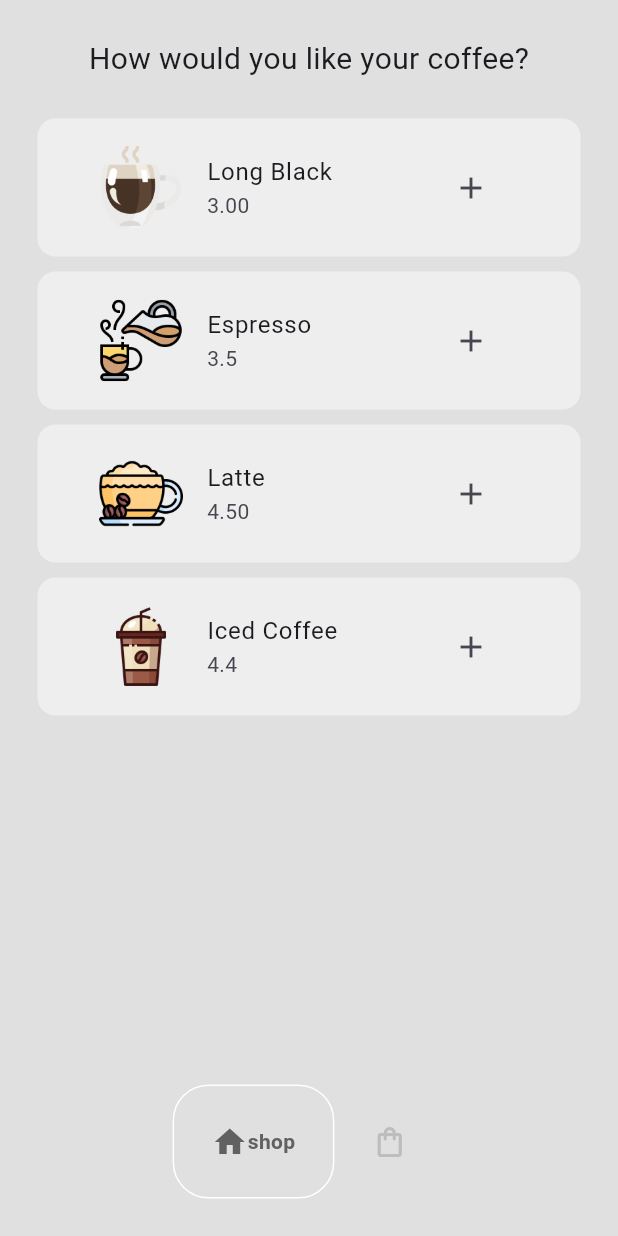
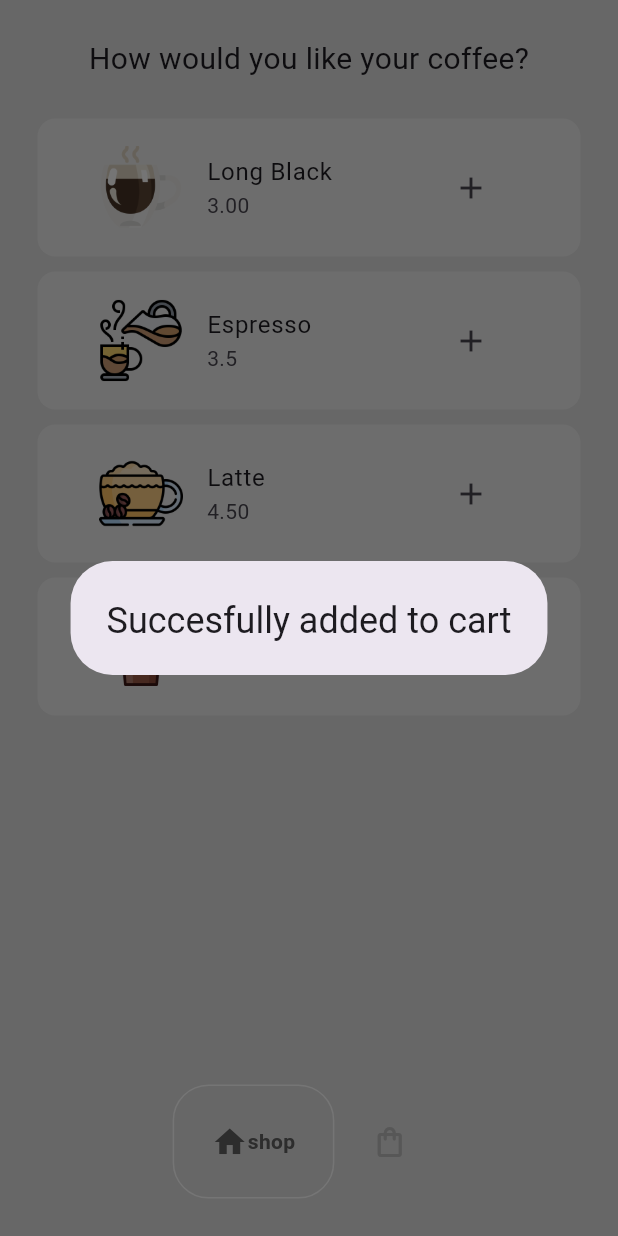
Before and after one commit to JAIII12/Coffeeshopping, a Flutter app: the screen it shows after launch, after a tap on the "add" icon, on a phone screen of 412 x 824 dp. Run offline on Flutter 3.47's test engine with Material 3 defaults, Android fonts, the light colour scheme and no system bars; drawn by our look-alikes of google_nav_bar.

Commit message:
final commit

```diff
--- a/lib/pages/shop_page.dart
+++ b/lib/pages/shop_page.dart
@@ -16,6 +16,14 @@ class _ShopPageState extends State<ShopPage> {
   //add to cart
   void addToCart(Coffee coffee) {
     Provider.of<Coffeeshop>(context, listen: false).addToCart(coffee);
+
+    //let the user know that the item has been added to cart
+    showDialog(
+      context: context,
+      builder: (context)=>AlertDialog(
+        title: Text('Succesfully added to cart',),
+      )
+      );
   }
 
   @override
```
Also changed, not shown: lib/pages/cart_page.dart (+28 -1 lines).
